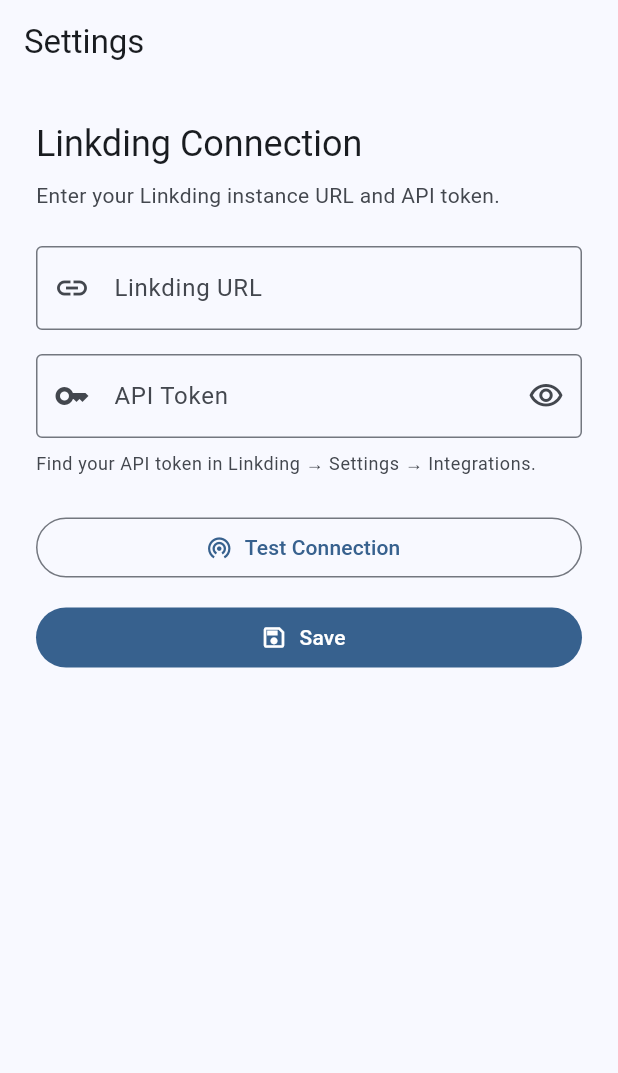
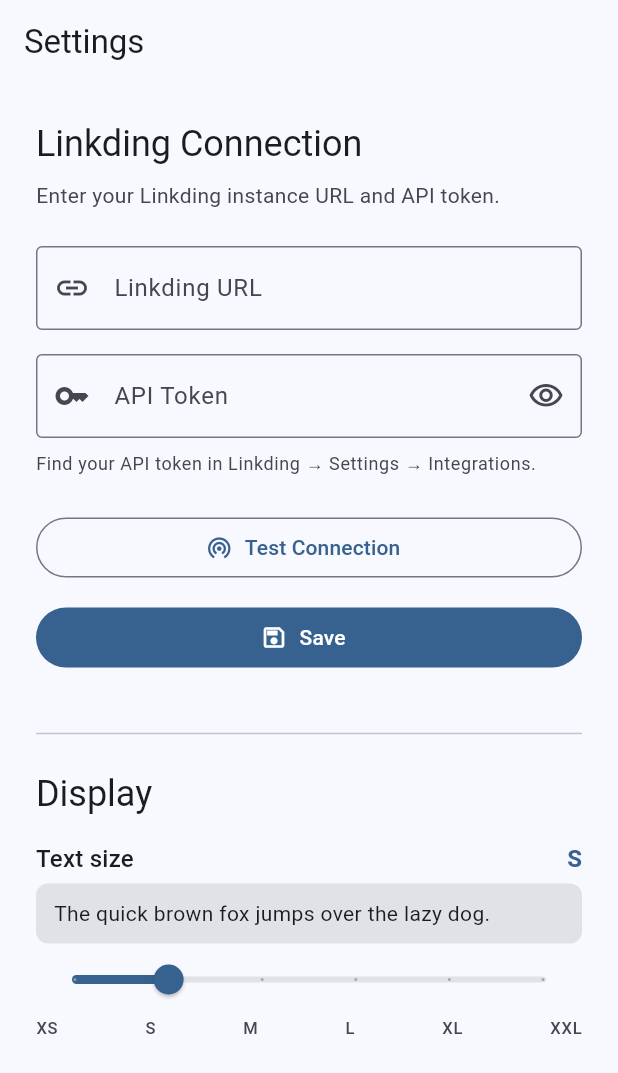
Before and after one commit to feoh/linkdqueue, a Flutter app: the screen it shows after launch, on a phone screen of 412 x 824 dp. Shown: the top 1073 px of the screen. Run offline on Flutter 3.47's test engine with Material 3 defaults, Android fonts, the phone set to English and light mode, and no system bars; our stand-ins replace dio, flutter_riverpod, flutter_secure_storage, flutter_slidable, go_router, infinite_scroll_pagination and 2 more; missing offline and left inert: receive_sharing_intent; generated files the repository leaves out were written again.

Commit message:
Add adjustable text size setting
Adds a font size slider to the Settings screen with six steps:
XS (0.85×) / S (1.0×) / M (1.25×) / L (1.5×) / XL (1.75×) / XXL (2.0×).

The chosen scale is persisted to SharedPreferences and applied via
MediaQuery.textScaler so it affects every screen in the app
immediately. A live preview sentence in the settings card shows the
effect before the user leaves the screen.

Co-Authored-By: Claude Sonnet 4.6 <noreply@anthropic.com>

```diff
--- a/lib/app.dart
+++ b/lib/app.dart
@@ -1,6 +1,7 @@
 import 'package:flutter/material.dart';
 import 'package:flutter_riverpod/flutter_riverpod.dart';
 
+import 'core/providers/settings_provider.dart';
 import 'core/router/app_router.dart';
 
 class LinkdqueueApp extends ConsumerWidget {
@@ -9,6 +10,8 @@ class LinkdqueueApp extends ConsumerWidget {
   @override
   Widget build(BuildContext context, WidgetRef ref) {
     final router = ref.watch(appRouterProvider);
+    final textScale =
+        ref.watch(settingsNotifierProvider).valueOrNull?.textScale ?? 1.0;
 
     return MaterialApp.router(
       title: 'Linkdqueue',
@@ -24,6 +27,12 @@ class LinkdqueueApp extends ConsumerWidget {
         useMaterial3: true,
       ),
       themeMode: ThemeMode.system,
+      builder: (context, child) => MediaQuery(
+        data: MediaQuery.of(context).copyWith(
+          textScaler: TextScaler.linear(textScale),
+        ),
+        child: child!,
+      ),
     );
   }
 }
--- a/lib/features/settings/settings_screen.dart
+++ b/lib/features/settings/settings_screen.dart
@@ -199,6 +199,15 @@ class _SettingsScreenState extends ConsumerState<SettingsScreen> {
                     : const Icon(Icons.save_outlined),
                 label: const Text('Save'),
               ),
+              const SizedBox(height: 32),
+              const Divider(),
+              const SizedBox(height: 16),
+              Text(
+                'Display',
+                style: Theme.of(context).textTheme.headlineSmall,
+              ),
+              const SizedBox(height: 16),
+              _FontSizeControl(),
               if (isConfigured) ...[
                 const SizedBox(height: 12),
                 TextButton.icon(
@@ -243,6 +252,96 @@ class _SettingsScreenState extends ConsumerState<SettingsScreen> {
   }
 }
 
+class _FontSizeControl extends ConsumerWidget {
+  static const _steps = [
+    (scale: 0.85, label: 'XS'),
+    (scale: 1.0,  label: 'S'),
+    (scale: 1.25, label: 'M'),
+    (scale: 1.5,  label: 'L'),
+    (scale: 1.75, label: 'XL'),
+    (scale: 2.0,  label: 'XXL'),
+  ];
+
+  @override
+  Widget build(BuildContext context, WidgetRef ref) {
+    final current =
+        ref.watch(settingsNotifierProvider).valueOrNull?.textScale ?? 1.0;
+
+    // Snap to nearest step index for the slider
+    int nearestIndex = 0;
+    double minDiff = double.infinity;
+    for (var i = 0; i < _steps.length; i++) {
+      final diff = (_steps[i].scale - current).abs();
+      if (diff < minDiff) {
+        minDiff = diff;
+        nearestIndex = i;
+      }
+    }
+
+    return Column(
+      crossAxisAlignment: CrossAxisAlignment.start,
+      children: [
+        Row(
+          mainAxisAlignment: MainAxisAlignment.spaceBetween,
+          children: [
+            Text(
+              'Text size',
+              style: Theme.of(context).textTheme.titleMedium,
+            ),
+            Text(
+              _steps[nearestIndex].label,
+              style: Theme.of(context).textTheme.titleMedium?.copyWith(
+                    color: Theme.of(context).colorScheme.primary,
+                    fontWeight: FontWeight.bold,
+                  ),
+            ),
+          ],
+        ),
+        const SizedBox(height: 4),
+        // Live preview sentence
+        Container(
+          width: double.infinity,
+          padding: const EdgeInsets.symmetric(horizontal: 12, vertical: 10),
+          decoration: BoxDecoration(
+            color: Theme.of(context).colorScheme.surfaceContainerHighest,
+            borderRadius: BorderRadius.circular(8),
+          ),
+          child: Text(
+            'The quick brown fox jumps over the lazy dog.',
+            style: Theme.of(context).textTheme.bodyMedium,
+            // textScaler is inherited from MediaQuery, so this previews live
+          ),
+        ),
+        Slider(
+          value: nearestIndex.toDouble(),
+          min: 0,
+          max: (_steps.length - 1).toDouble(),
+          divisions: _steps.length - 1,
+          label: _steps[nearestIndex].label,
+          onChanged: (v) {
+            final idx = v.round();
+            ref
+                .read(settingsNotifierProvider.notifier)
+                .setTextScale(_steps[idx].scale);
+          },
+        ),
+        Row(
+          mainAxisAlignment: MainAxisAlignment.spaceBetween,
+          children: _steps
+              .map((s) => Text(
+                    s.label,
+                    style: Theme.of(context).textTheme.labelSmall?.copyWith(
+                          color:
+                              Theme.of(context).colorScheme.onSurfaceVariant,
+                        ),
+                  ))
+              .toList(),
+        ),
+      ],
+    );
+  }
+}
+
 class _StatusBanner extends StatelessWidget {
   final IconData icon;
   final String message;
```
Also changed, not shown: lib/core/providers/settings_provider.dart (+37 -4 lines), lib/core/providers/settings_provider.g.dart.
